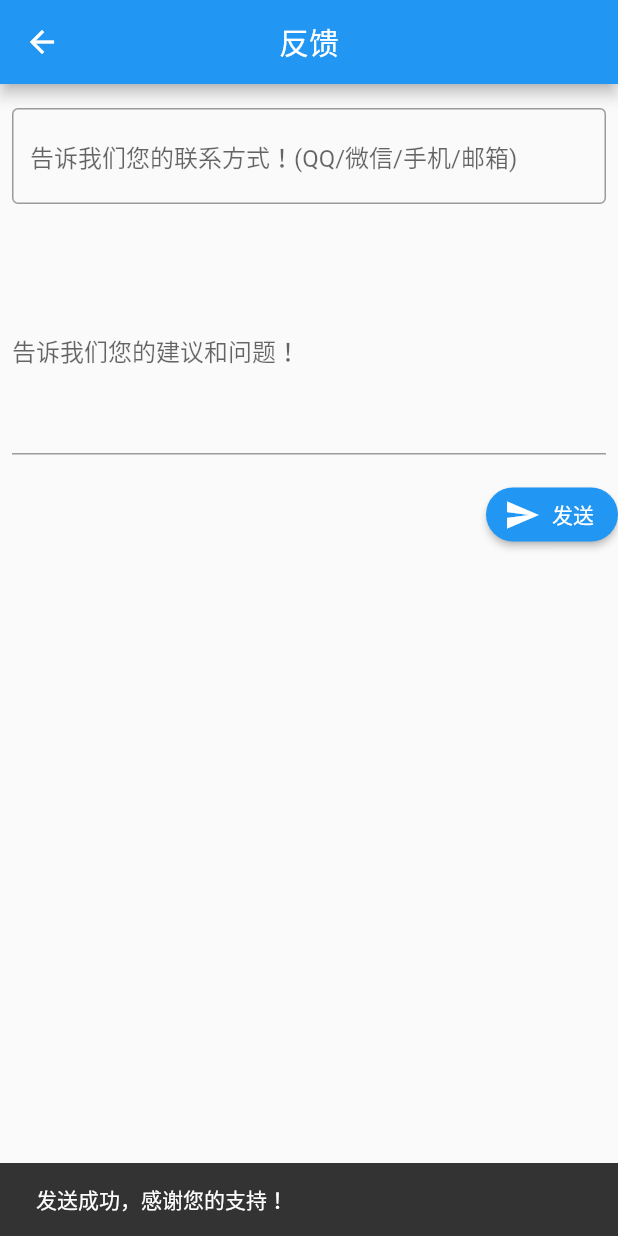
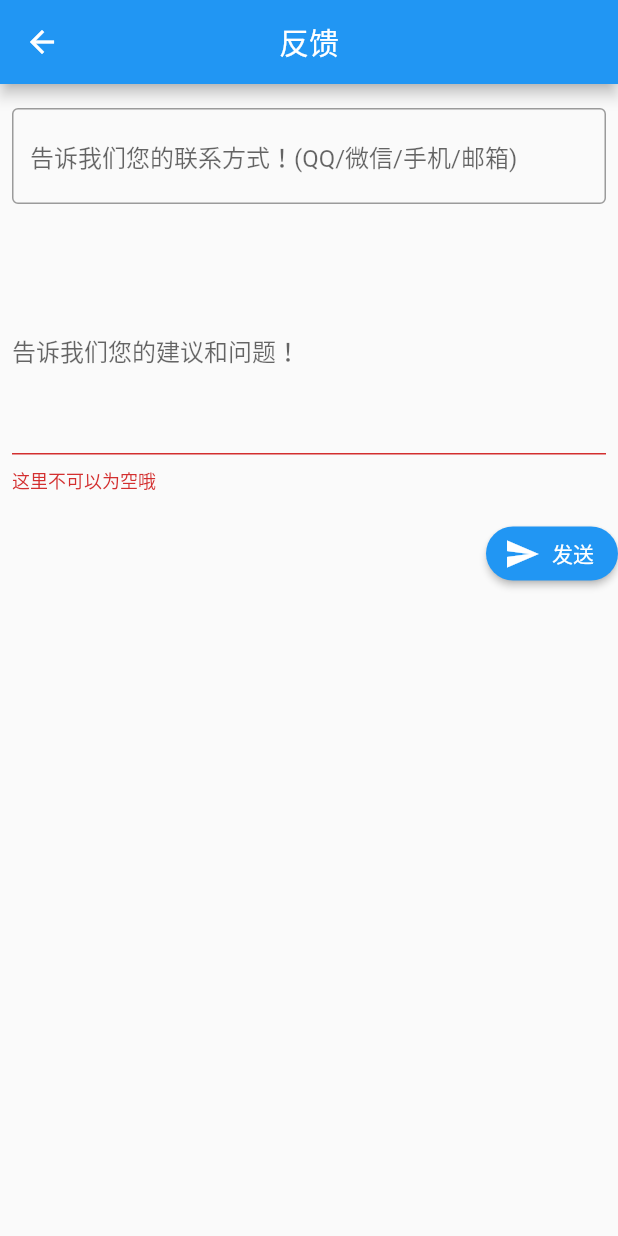
Before and after one commit to YfNightWind/Yango-Canteen, a Flutter app: the FeedBackPage screen opened by its route, after a tap on "发送", on a phone screen of 412 x 824 dp. Run offline on Flutter 3.47's test engine with Material 2 defaults, Android fonts, the phone set to English and light mode, and no system bars; our stand-ins replace dio; missing offline and left inert: flutter_card_swipper.

Commit message:
完成了反馈页面的所有功能

```diff
--- a/lib/view/feedback.dart
+++ b/lib/view/feedback.dart
@@ -1,14 +1,8 @@
 import 'package:flutter/material.dart';
 import 'package:yangocanteen/global/Global.dart';
 
-class FeedBackPage extends StatefulWidget {
+class FeedBackPage extends StatelessWidget {
   const FeedBackPage({Key? key}) : super(key: key);
-
-  @override
-  _FeedBackPageState createState() => _FeedBackPageState();
-}
-
-class _FeedBackPageState extends State<FeedBackPage> {
   @override
   Widget build(BuildContext context) {
     return Scaffold(
@@ -31,6 +25,12 @@ class FeedBackForm extends StatefulWidget {
 class FeedBackFormState extends State<FeedBackForm> {
   final contact = TextEditingController();
   final details = TextEditingController();
+  //创建唯一标识 Form 小部件的全局键并允许验证表单。
+  //Create a global key that uniquely identifies the Form widgetand allows validation of the form.
+  final _formKey = GlobalKey<FormState>();
+  //焦点事件
+  FocusNode _focusNode1 = new FocusNode();
+  FocusNode _focusNode2 = new FocusNode();
   @override
   void dispose() {
     contact.dispose();
@@ -41,15 +41,20 @@ class FeedBackFormState extends State<FeedBackForm> {
   @override
   Widget build(BuildContext context) {
     void sendInfo() async {
-      await Global.getInstance()!.dio.post('/feedback/commit', data: {'feedback': details.text});
+      await Global.getInstance()!.dio.post('/feedback/commit',
+          data: {'contact': contact.text, 'feedback': details.text});
     }
 
-    return Column(
+    return Form(
+      // autovalidateMode: AutovalidateMode.always,
+      child: Column(
+        key: _formKey,
         crossAxisAlignment: CrossAxisAlignment.start,
         children: <Widget>[
           Padding(
             padding: EdgeInsets.symmetric(horizontal: 8, vertical: 16),
-          child: TextField(
+            child: TextFormField(
+              focusNode: _focusNode1,
               controller: contact,
               decoration: InputDecoration(
                 border: OutlineInputBorder(),
@@ -60,6 +65,14 @@ class FeedBackFormState extends State<FeedBackForm> {
           Padding(
             padding: EdgeInsets.symmetric(horizontal: 8, vertical: 16),
             child: TextFormField(
+              focusNode: _focusNode2,
+              //验证器接收用户输入的文本。
+              validator: (value) {
+                if (value == null || value.isEmpty) {
+                  return '这里不可以为空哦';
+                }
+                return null;
+              },
               controller: details,
               maxLines: 5,
               decoration: InputDecoration(
@@ -71,21 +84,36 @@ class FeedBackFormState extends State<FeedBackForm> {
           //按钮
           Container(
               alignment: Alignment.bottomRight,
-          child: ElevatedButton.icon(
+              //这里必须要写Builder，原因如下（来着《Flutter实战》P121）：👇
+              /*登录按钮的onPressed方法中不能通过Form.of(context)来获取，原因是，
+              此处的context为FormTestRoute的context，而Form.of(context)是根据所指定context向根去查找，
+              而FormState是在FormTestRoute的子树中，所以不行。正确的做法是通过Builder来构建登录按钮，
+              Builder会将widget节点的context作为回调参数
+               */
+              child: Builder(builder: (context) {
+                return ElevatedButton.icon(
                     style: ButtonStyle(
-                shape: MaterialStateProperty.all(
-                    RoundedRectangleBorder(borderRadius: BorderRadius.circular(20))),
+                      shape: MaterialStateProperty.all(RoundedRectangleBorder(
+                          borderRadius: BorderRadius.circular(20))),
                     ),
                     onPressed: () {
+                      //如果表单有效，Validate 返回 true，否则返回 false。
+                      if (Form.of(context)!.validate()) {
+                        ScaffoldMessenger.of(context).showSnackBar(
+                            SnackBar(content: Text('发送成功，感谢您的支持！')));
+
                         sendInfo();
-                ScaffoldMessenger.of(context).showSnackBar(SnackBar(content: Text('发送成功，感谢您的支持！')));
+                        _focusNode1.unfocus();
+                        _focusNode2.unfocus();
                         contact.clear();
                         details.clear();
+                      }
                     },
                     icon: Icon(Icons.send),
-              label: Text('发送')),
-        )
+                    label: Text('发送'));
+              }))
         ],
+      ),
     );
   }
 }
```
Lines whose indentation alone changed are shown as unchanged.
